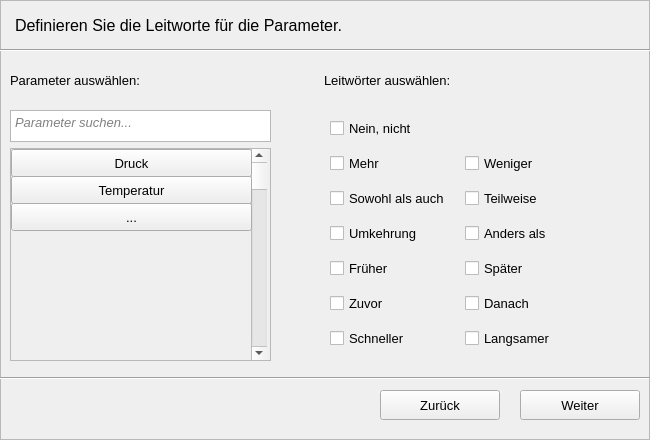
Old version of the form Code/wizard_2.ui in the repository MSPietsch/HMI.
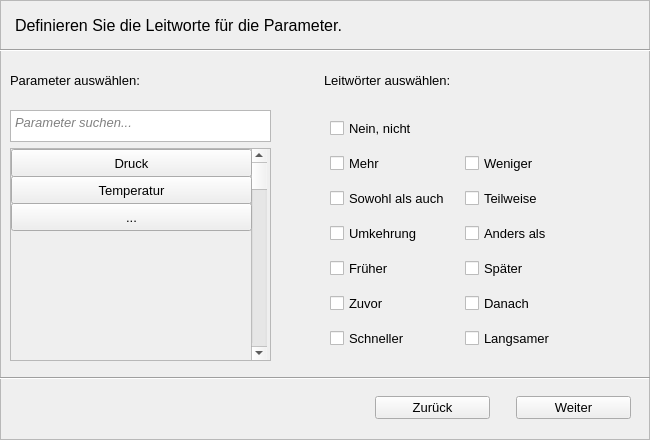
New version of the form.

Patch:
```diff
--- a/Code/wizard_2.ui
+++ b/Code/wizard_2.ui
@@ -417,38 +417,6 @@
      <enum>Qt::Horizontal</enum>
     </property>
    </widget>
-   <widget class="QPushButton" name="zuruckButton">
-    <property name="enabled">
-     <bool>true</bool>
-    </property>
-    <property name="geometry">
-     <rect>
-      <x>380</x>
-      <y>390</y>
-      <width>120</width>
-      <height>30</height>
-     </rect>
-    </property>
-    <property name="text">
-     <string>Zurück</string>
-    </property>
-    <property name="checkable">
-     <bool>false</bool>
-    </property>
-   </widget>
-   <widget class="QPushButton" name="weiterButton">
-    <property name="geometry">
-     <rect>
-      <x>520</x>
-      <y>390</y>
-      <width>120</width>
-      <height>30</height>
-     </rect>
-    </property>
-    <property name="text">
-     <string>Weiter</string>
-    </property>
-   </widget>
    <widget class="Line" name="line_6">
     <property name="geometry">
      <rect>
@@ -462,6 +430,95 @@
      <enum>Qt::Horizontal</enum>
     </property>
    </widget>
+   <widget class="QWidget" name="horizontalLayoutWidget_2">
+    <property name="geometry">
+     <rect>
+      <x>0</x>
+      <y>377</y>
+      <width>651</width>
+      <height>61</height>
+     </rect>
+    </property>
+    <layout class="QHBoxLayout" name="horizontalLayout">
+     <item>
+      <spacer name="horizontalSpacer_2">
+       <property name="orientation">
+        <enum>Qt::Horizontal</enum>
+       </property>
+       <property name="sizeHint" stdset="0">
+        <size>
+         <width>40</width>
+         <height>20</height>
+        </size>
+       </property>
+      </spacer>
+     </item>
+     <item>
+      <widget class="QPushButton" name="zuruckButton">
+       <property name="enabled">
+        <bool>true</bool>
+       </property>
+       <property name="minimumSize">
+        <size>
+         <width>115</width>
+         <height>0</height>
+        </size>
+       </property>
+       <property name="text">
+        <string>Zurück</string>
+       </property>
+       <property name="checkable">
+        <bool>false</bool>
+       </property>
+      </widget>
+     </item>
+     <item>
+      <spacer name="verticalSpacer">
+       <property name="orientation">
+        <enum>Qt::Vertical</enum>
+       </property>
+       <property name="sizeType">
+        <enum>QSizePolicy::Fixed</enum>
+       </property>
+       <property name="sizeHint" stdset="0">
+        <size>
+         <width>20</width>
+         <height>40</height>
+        </size>
+       </property>
+      </spacer>
+     </item>
+     <item>
+      <widget class="QPushButton" name="weiterButton">
+       <property name="minimumSize">
+        <size>
+         <width>115</width>
+         <height>0</height>
+        </size>
+       </property>
+       <property name="text">
+        <string>Weiter</string>
+       </property>
+      </widget>
+     </item>
+     <item>
+      <spacer name="verticalSpacer_2">
+       <property name="orientation">
+        <enum>Qt::Vertical</enum>
+       </property>
+       <property name="sizeType">
+        <enum>QSizePolicy::Fixed</enum>
+       </property>
+       <property name="sizeHint" stdset="0">
+        <size>
+         <width>20</width>
+         <height>40</height>
+        </size>
+       </property>
+      </spacer>
+     </item>
+    </layout>
+   </widget>
   </widget>
  </widget>
  <resources/>
```
